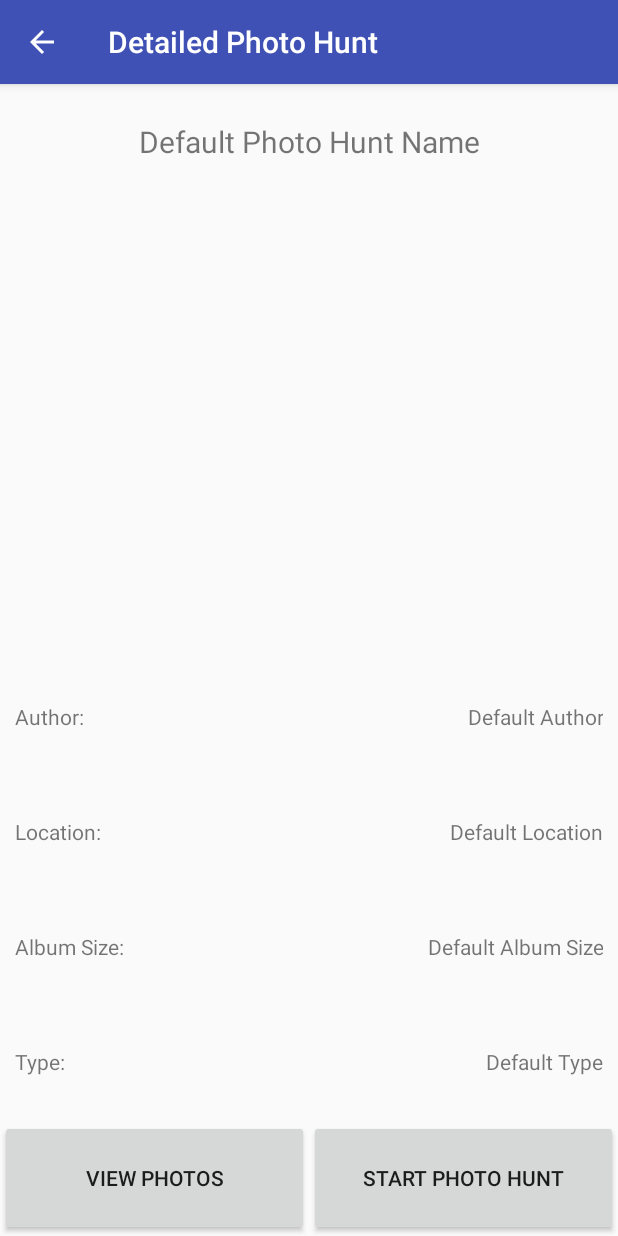
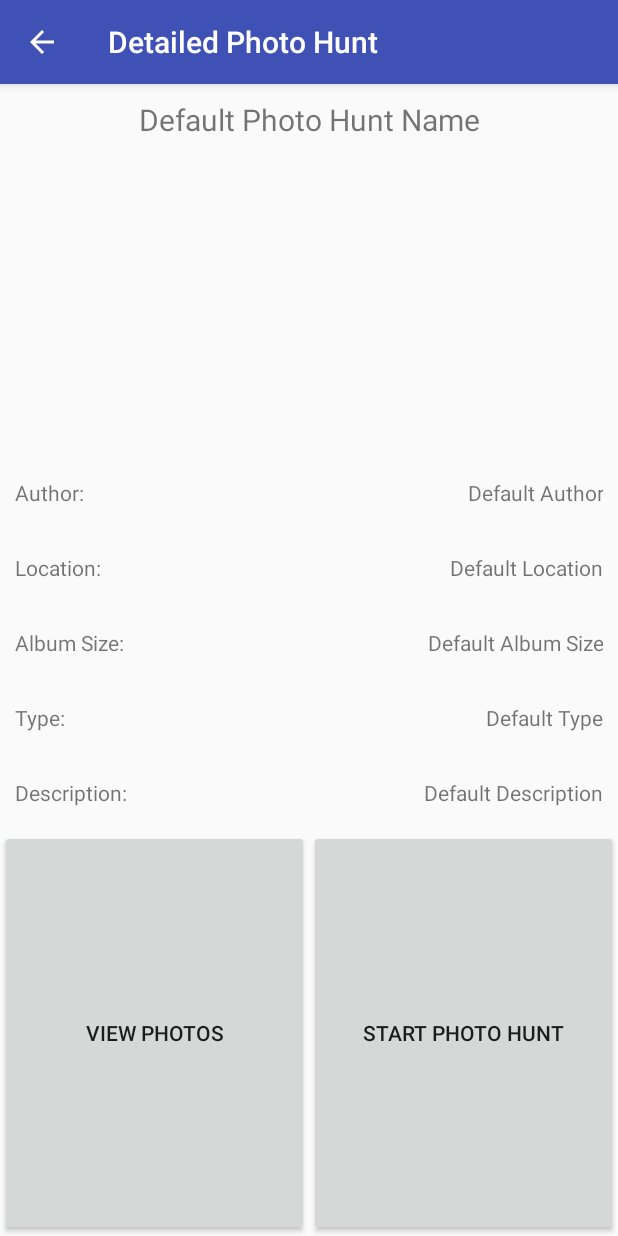
Before and after one commit to rolledback/PhotoHunt, an Android app: the DetailedPhotoHuntActivity screen opened directly, with no data from a screen before it, on a phone screen of 412 x 824 dp. Run offline under Robolectric (Android 15) with nearby library versions, the phone set to English and light mode, and no system bars; libraries missing offline, so code that uses them is left out: com.drew.imaging, com.drew.metadata; 7 statements that could not run were skipped.

Commit message:
trying to implement descriptions

```diff
--- a/app/src/main/java/mrayer/photohunt/CreateNewPhotoHuntActivity.java
+++ b/app/src/main/java/mrayer/photohunt/CreateNewPhotoHuntActivity.java
@@ -16,6 +16,7 @@ import android.support.v7.widget.Toolbar;
 import android.util.Log;
 import android.view.Gravity;
 import android.view.MenuItem;
+import android.view.MotionEvent;
 import android.view.View;
 import android.view.WindowManager;
 import android.widget.Button;
@@ -50,6 +51,7 @@ public class CreateNewPhotoHuntActivity extends AppCompatActivity {
     private EditText inputNameEditText;
     private EditText inputAuthorEditText;
     private EditText inputLocationEditText;
+    private EditText inputDescriptionEditText;
     private Spinner typeSpinner;
 
     private ViewPager viewPager;
@@ -84,6 +86,21 @@ public class CreateNewPhotoHuntActivity extends AppCompatActivity {
         inputNameEditText = (EditText) findViewById(R.id.input_name);
         inputAuthorEditText = (EditText) findViewById(R.id.input_author);
         inputLocationEditText = (EditText) findViewById(R.id.input_location);
+        inputDescriptionEditText = (EditText) findViewById(R.id.input_description);
+        inputDescriptionEditText.setOnTouchListener(new View.OnTouchListener() {
+            @Override
+            public boolean onTouch(View v, MotionEvent event) {
+                if (v.getId() == R.id.input_description) {
+                    v.getParent().requestDisallowInterceptTouchEvent(true);
+                    switch (event.getAction() & MotionEvent.ACTION_MASK) {
+                        case MotionEvent.ACTION_UP:
+                            v.getParent().requestDisallowInterceptTouchEvent(false);
+                            break;
+                    }
+                }
+                return false;
+            }
+        });
         typeSpinner = (Spinner) findViewById(R.id.spinner_type);
 
         addFromGalleryButton = (Button) findViewById(R.id.add_from_gallery_button);
@@ -198,6 +215,7 @@ public class CreateNewPhotoHuntActivity extends AppCompatActivity {
         outState.putString("author", inputAuthorEditText.getText().toString());
         outState.putString("location", inputLocationEditText.getText().toString());
         outState.putInt("type_number", typeSpinner.getSelectedItemPosition());
+        outState.putString("description", inputDescriptionEditText.getText().toString());
         outState.putStringArrayList("galImages", imageAdapter.getGalImages());
     }
 
@@ -207,6 +225,7 @@ public class CreateNewPhotoHuntActivity extends AppCompatActivity {
         inputNameEditText.setText(savedInstanceState.getString("name"));
         inputAuthorEditText.setText(savedInstanceState.getString("author"));
         inputLocationEditText.setText(savedInstanceState.getString("location"));
+        inputDescriptionEditText.setText(savedInstanceState.getString("description"));
         typeSpinner.setSelection(savedInstanceState.getInt("type_number"));
         ArrayList<String> list = savedInstanceState.getStringArrayList("galImages");
         imageAdapter.setGalImages(list);
@@ -354,6 +373,7 @@ public class CreateNewPhotoHuntActivity extends AppCompatActivity {
         String photoHuntName = ((EditText) findViewById(R.id.input_name)).getText().toString();
         String photoHuntAuthor = ((EditText) findViewById(R.id.input_author)).getText().toString();
         String photoHuntLocation = ((EditText) findViewById(R.id.input_location)).getText().toString();
+        String photoHuntDescription = ((EditText) findViewById(R.id.input_description)).getText().toString();
         String photoHuntType = ((Spinner) findViewById(R.id.spinner_type)).getSelectedItem().toString();
 
         PhotoHuntAlbum photoHunt = new PhotoHuntAlbum();
@@ -362,6 +382,7 @@ public class CreateNewPhotoHuntActivity extends AppCompatActivity {
         photoHunt.setLocation(photoHuntLocation);
         photoHunt.setType(photoHuntType);
         photoHunt.setAlbumId(albumId);
+        photoHunt.setDescription(photoHuntDescription);
         photoHunt.setNumPhotos(imageAdapter.getGalImages().size());
 
         return photoHunt;
--- a/app/src/main/java/mrayer/photohunt/PhotoHuntAlbum.java
+++ b/app/src/main/java/mrayer/photohunt/PhotoHuntAlbum.java
@@ -39,6 +39,14 @@ public class PhotoHuntAlbum extends ParseObject {
         put("location", location);
     }
 
+    public String getDescription() {
+        return getString("description");
+    }
+
+    public void setDescription(String description) {
+        put("description", description);
+    }
+
     public String getType() {
         return getString("type");
     }
--- a/app/src/main/res/layout/activity_detailed_photo_hunt.xml
+++ b/app/src/main/res/layout/activity_detailed_photo_hunt.xml
@@ -17,11 +17,17 @@
         app:popupTheme="@style/ThemeOverlay.AppCompat.Light" />
   </android.support.design.widget.AppBarLayout>
 
+
+    <ScrollView
+        android:layout_width="match_parent"
+        android:layout_height="match_parent"
+        android:fillViewport="true"
+        android:layout_marginTop="?attr/actionBarSize">
+
       <LinearLayout
           android:id="@+id/main_layout"
           android:layout_width="match_parent"
           android:layout_height="match_parent"
-      android:layout_marginTop="?attr/actionBarSize"
           android:orientation="vertical">
 
         <TextView
@@ -31,28 +37,24 @@
             android:gravity="center"
             android:padding="@dimen/detailed_photo_hunt_text_margins"
             android:layout_width="match_parent"
-        android:layout_height="0dp"
-        android:layout_weight="1"/>
+            android:layout_height="wrap_content" />
 
         <ImageView
             android:id="@+id/detailed_cover_photo"
             android:padding="@dimen/detailed_photo_hunt_text_margins"
             android:layout_width="match_parent"
-        android:layout_height="0dp"
-        android:layout_weight="4"/>
+            android:layout_height="@dimen/detailed_cover_image_size"/>
 
         <LinearLayout
             android:id="@+id/detailed_text_layout"
             android:layout_width="match_parent"
-        android:layout_height="0dp"
-        android:orientation="vertical"
-        android:layout_weight="4">
+            android:layout_height="wrap_content"
+            android:orientation="vertical">
 
           <LinearLayout
               android:id="@+id/detailed_author_layout"
               android:layout_width="match_parent"
-          android:layout_height="0dp"
-          android:layout_weight="1"
+              android:layout_height="wrap_content"
               android:padding="@dimen/detailed_photo_hunt_text_margins">
             <TextView
                 android:layout_width="0dp"
@@ -75,8 +77,7 @@
           <LinearLayout
               android:id="@+id/detailed_location_layout"
               android:layout_width="match_parent"
-          android:layout_height="0dp"
-          android:layout_weight="1"
+              android:layout_height="wrap_content"
               android:padding="@dimen/detailed_photo_hunt_text_margins">
             <TextView
                 android:layout_width="0dp"
@@ -99,8 +100,7 @@
           <LinearLayout
               android:id="@+id/detailed_album_size_layout"
               android:layout_width="match_parent"
-          android:layout_height="0dp"
-          android:layout_weight="1"
+              android:layout_height="wrap_content"
               android:padding="@dimen/detailed_photo_hunt_text_margins">
             <TextView
                 android:layout_width="0dp"
@@ -123,8 +123,7 @@
           <LinearLayout
               android:id="@+id/detailed_type_layout"
               android:layout_width="match_parent"
-          android:layout_height="0dp"
-          android:layout_weight="1"
+              android:layout_height="wrap_content"
               android:padding="@dimen/detailed_photo_hunt_text_margins">
             <TextView
                 android:layout_width="0dp"
@@ -142,6 +141,29 @@
                 android:gravity="center_vertical|right"
                 android:layout_gravity="center_vertical"
                 android:text="Default Type"/>
+          </LinearLayout>
+
+          <LinearLayout
+            android:id="@+id/detailed_description_layout"
+            android:layout_width="match_parent"
+            android:layout_height="wrap_content"
+            android:padding="@dimen/detailed_photo_hunt_text_margins">
+            <TextView
+                android:layout_width="0dp"
+                android:layout_height="@dimen/detailed_photo_hunt_text_height"
+                android:layout_weight="1"
+                android:gravity="center_vertical"
+                android:layout_gravity="center_vertical"
+                android:text="Description: " />
+
+            <TextView
+                android:id="@+id/detailed_description"
+                android:layout_width="0dp"
+                android:layout_height="@dimen/detailed_photo_hunt_text_height"
+                android:layout_weight="3"
+                android:gravity="center_vertical|right"
+                android:layout_gravity="center_vertical"
+                android:text="Default Description"/>
           </LinearLayout>
         </LinearLayout>
 
@@ -167,5 +189,6 @@
         </LinearLayout>
 
       </LinearLayout>
+    </ScrollView>
 
 </android.support.design.widget.CoordinatorLayout>
--- a/app/src/main/res/values-large/dimens.xml
+++ b/app/src/main/res/values-large/dimens.xml
@@ -1,4 +1,6 @@
 <?xml version="1.0" encoding="utf-8"?>
 <resources>
     <dimen name="create_new_photo_hunt_image_size">400dp</dimen>
+    <dimen name="detailed_cover_image_size">400dp</dimen>
+
 </resources>
--- a/app/src/main/res/values-normal/dimens.xml
+++ b/app/src/main/res/values-normal/dimens.xml
@@ -1,4 +1,5 @@
 <?xml version="1.0" encoding="utf-8"?>
 <resources>
     <dimen name="create_new_photo_hunt_image_size">300dp</dimen>
+    <dimen name="detailed_cover_image_size">200dp</dimen>
 </resources>
--- a/app/src/main/res/values/dimens.xml
+++ b/app/src/main/res/values/dimens.xml
@@ -4,6 +4,7 @@
     <dimen name="activity_vertical_margin">16dp</dimen>
     <dimen name="fab_margin">16dp</dimen>
     <dimen name="create_new_photo_hunt_image_size">200dp</dimen>
+    <dimen name="detailed_cover_image_size">200dp</dimen>
     <dimen name="detailed_photo_hunt_text_height">30dp</dimen>
     <dimen name="detailed_photo_hunt_text_margins">10dp</dimen>
     <dimen name="album_photo_width">100dp</dimen>
```
Lines whose indentation alone changed are shown as unchanged.
